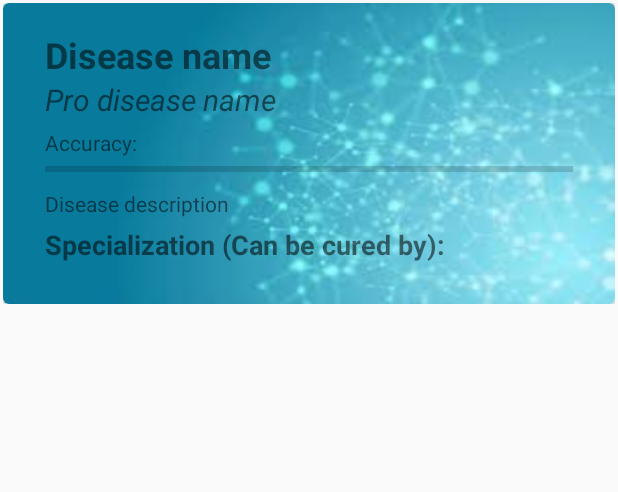
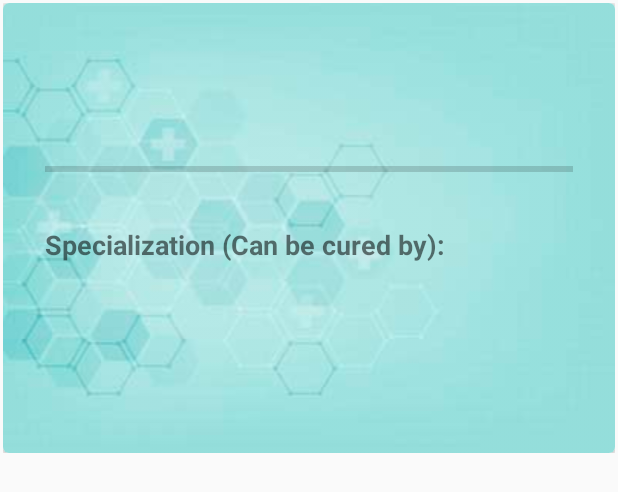
Before and after one commit to rajgaurav99/TechnoMedic, an Android app: the layout disease_layout.xml on its own in the app's theme, with its tools: preview values and no code run, on a phone screen of 412 x 824 dp. Shown: the top 492 px of the screen. Run offline under Robolectric (Android 15) with nearby library versions, the phone set to English and light mode, and no system bars.

Commit message:
App polishing #1

```diff
--- a/app/src/main/java/android/example/technomedic/DiseaseAdapter.java
+++ b/app/src/main/java/android/example/technomedic/DiseaseAdapter.java
@@ -37,7 +37,7 @@
         holder.mdesc.setText(disease.getDesc());
         holder.mspec.setText(disease.getSpec());
         holder.mprogressbar.setProgress((int)disease.getAccuracy());
-        holder.macc.setText("Accuracy: "+disease.getAccuracy());
+        holder.macc.setText("Accuracy: "+disease.getAccuracy()+"%");
     }
 
     @Override
--- a/app/src/main/java/android/example/technomedic/InformationActivity.java
+++ b/app/src/main/java/android/example/technomedic/InformationActivity.java
@@ -3,17 +3,13 @@
 import androidx.appcompat.app.AppCompatActivity;
 import androidx.recyclerview.widget.LinearLayoutManager;
 import androidx.recyclerview.widget.RecyclerView;
-
 import android.content.Intent;
 import android.os.AsyncTask;
 import android.os.Bundle;
-import android.util.Log;
-import android.widget.TextView;
 import android.widget.Toast;
-
+import com.google.android.material.snackbar.Snackbar;
 import org.json.JSONArray;
 import org.json.JSONObject;
-
 import java.io.BufferedReader;
 import java.io.InputStream;
 import java.io.InputStreamReader;
@@ -21,7 +17,6 @@
 import java.net.URL;
 import java.util.ArrayList;
 
-import static android.example.technomedic.MainActivity.symptomList;
 
 public class InformationActivity extends AppCompatActivity {
     public static  ArrayList<Disease> diseaseList=new ArrayList<Disease>();
@@ -53,6 +48,8 @@
         @Override
         protected void onPreExecute() {
             super.onPreExecute();
+            Snackbar snackbar = Snackbar.make(findViewById(R.id.content), "Loading Results", Snackbar.LENGTH_LONG);
+            snackbar.show();
         }
 
         @Override
--- a/app/src/main/res/layout/activity_information.xml
+++ b/app/src/main/res/layout/activity_information.xml
@@ -2,6 +2,7 @@
 <LinearLayout xmlns:android="http://schemas.android.com/apk/res/android"
     xmlns:app="http://schemas.android.com/apk/res-auto"
     xmlns:tools="http://schemas.android.com/tools"
+    android:id="@+id/content"
     android:layout_width="match_parent"
     android:layout_height="wrap_content"
     android:orientation="vertical"
--- a/app/src/main/res/layout/disease_layout.xml
+++ b/app/src/main/res/layout/disease_layout.xml
@@ -15,7 +15,7 @@
         <RelativeLayout
             android:layout_width="match_parent"
             android:layout_height="wrap_content"
-            android:background="@drawable/disease_bg"
+            android:background="@drawable/info_bg"
             android:padding="8dp">
 
             <TextView
@@ -23,8 +23,8 @@
                 android:layout_width="wrap_content"
                 android:layout_height="wrap_content"
                 android:layout_marginLeft="20dp"
+                android:layout_marginStart="20dp"
                 android:layout_marginTop="10dp"
-                android:text="Disease name"
                 android:textSize="24sp"
                 android:textStyle="bold" />
 
@@ -34,7 +34,7 @@
                 android:layout_height="wrap_content"
                 android:layout_below="@id/disease_name"
                 android:layout_marginLeft="20dp"
-                android:text="Pro disease name"
+                android:layout_marginStart="20dp"
                 android:textSize="20sp"
                 android:textStyle="italic" />
 
@@ -44,8 +44,8 @@
                 android:layout_height="wrap_content"
                 android:layout_below="@id/pro_disease"
                 android:layout_marginLeft="20dp"
-                android:layout_marginTop="5dp"
-                android:text="Accuracy:" />
+                android:layout_marginStart="20dp"
+                android:layout_marginTop="5dp" />
 
             <ProgressBar
                 android:id="@+id/accuracy"
@@ -63,26 +63,29 @@
                 android:layout_below="@id/accuracy"
                 android:layout_marginLeft="20dp"
                 android:layout_marginTop="5dp"
-                android:layout_marginRight="20dp"
-                android:text="Disease description" />
+                android:layout_marginRight="20dp" />
 
             <TextView
                 android:id="@+id/spec_header"
-                android:layout_width="match_parent"
+                android:layout_width="wrap_content"
                 android:layout_height="wrap_content"
                 android:layout_below="@id/disease_desc"
                 android:layout_marginLeft="20dp"
+                android:layout_marginStart="20dp"
                 android:layout_marginTop="5dp"
-                android:text="Specialization (Can be cured by):"
+                android:text="@string/spec"
                 android:textSize="18sp"
                 android:textStyle="bold" />
+
             <TextView
+                android:id="@+id/spec"
                 android:layout_width="match_parent"
                 android:layout_height="wrap_content"
-                android:id="@+id/spec"
                 android:layout_below="@id/spec_header"
                 android:layout_marginLeft="20dp"
-                android:layout_marginRight="20dp"/>
+                android:layout_marginRight="20dp"
+                android:layout_marginStart="20dp"
+                android:layout_marginEnd="20dp"/>
         </RelativeLayout>
 
     </androidx.cardview.widget.CardView>
--- a/app/src/main/res/values/colors.xml
+++ b/app/src/main/res/values/colors.xml
@@ -1,8 +1,8 @@
 <?xml version="1.0" encoding="utf-8"?>
 <resources>
-    <color name="colorPrimary">#008577</color>
-    <color name="colorPrimaryDark">#00574B</color>
-    <color name="colorAccent">#D81B60</color>
+    <color name="colorPrimary">#2196F3</color>
+    <color name="colorPrimaryDark">#003E57</color>
+    <color name="colorAccent">#D8C51B</color>
     <color name="not_select">#7CFFFB00</color>
     <color name="select">#8DFC4A4A</color>
 </resources>
--- a/app/src/main/res/values/strings.xml
+++ b/app/src/main/res/values/strings.xml
@@ -3,4 +3,5 @@
     <string name="header">Choose from the folowing symptoms:</string>
     <string name="diagnose">Diagnose</string>
     <string name="reset">Reset</string>
+    <string name="spec">Specialization (Can be cured by):</string>
 </resources>
```
Also changed, not shown: app/src/main/res/drawable/info_bg.jpg (added).
